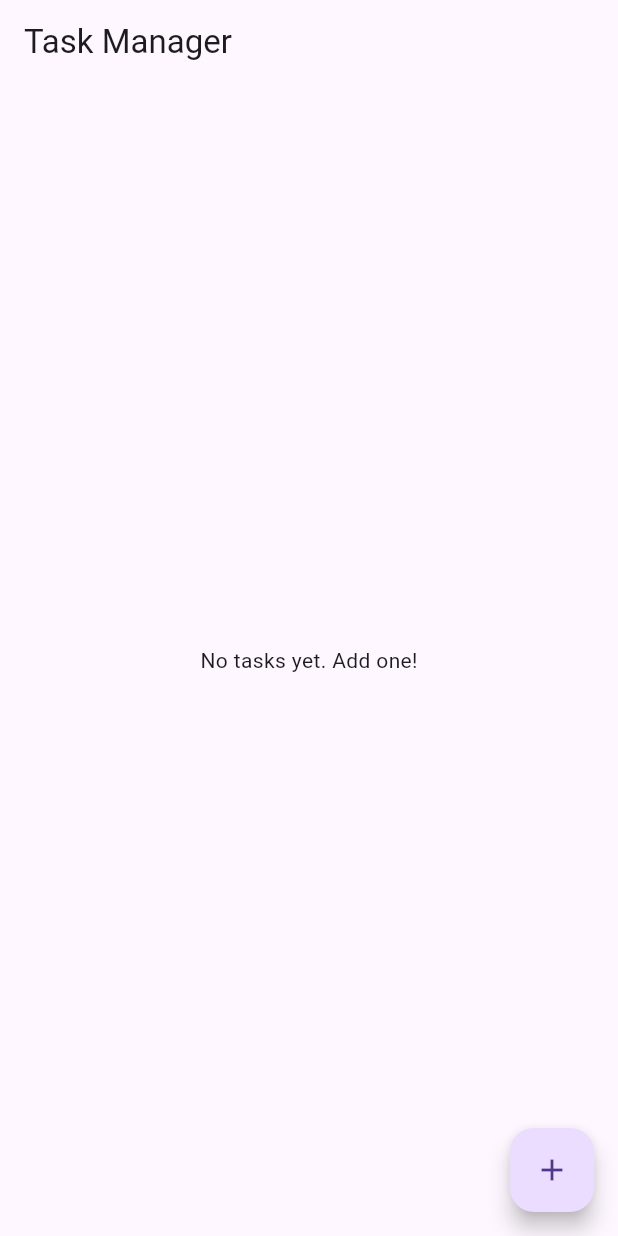
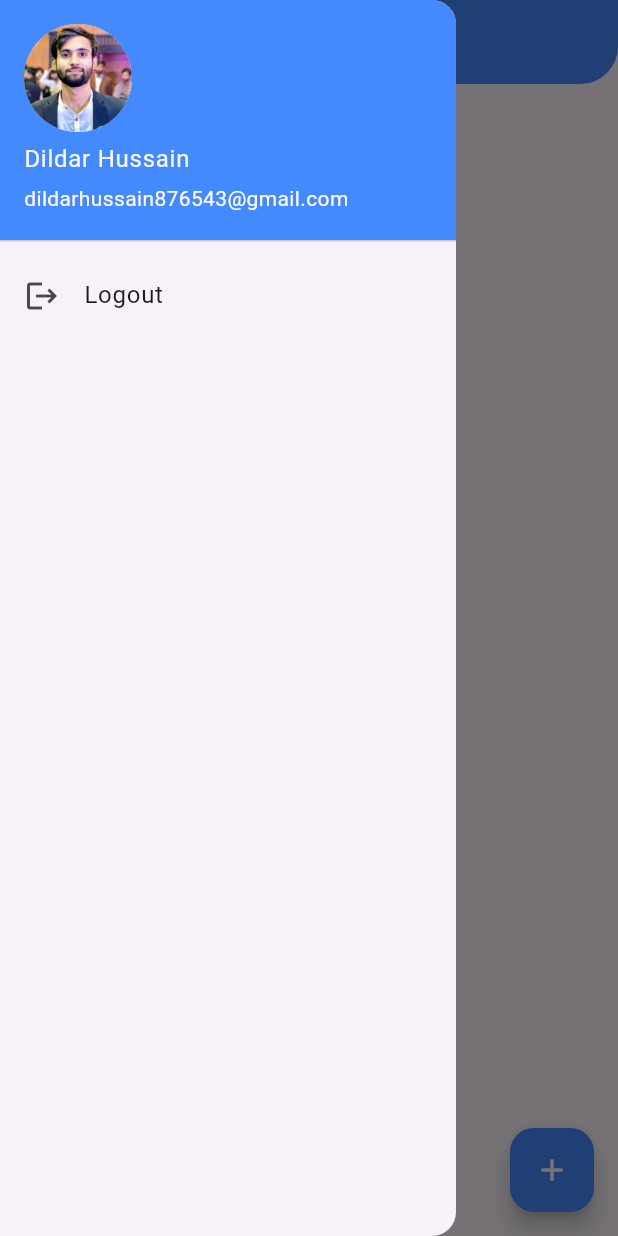
Before and after one commit to dildarhussain77/Task_Management_App, a Flutter app: the HomeScreen screen opened directly, with the side drawer open (before the commit the screen has no drawer), on a phone screen of 412 x 824 dp. Run offline on Flutter 3.47's test engine with Material 3 defaults, Android fonts, the phone set to English and light mode, and no system bars; our stand-ins replace shared_preferences; accounts and stored records are empty.

Commit message:
drawer_widget

```diff
--- a/lib/main.dart
+++ b/lib/main.dart
@@ -1,12 +1,9 @@
 import 'package:flutter/material.dart';
-import 'package:task_management_app/screens/home_screen.dart';
 import 'package:task_management_app/screens/login_screen.dart';
 
 void main() {
   runApp(const MyApp());
 }
-
-
 class MyApp extends StatelessWidget {
   const MyApp({super.key});
   // This widget is the root of your application.
@@ -14,7 +11,7 @@ class MyApp extends StatelessWidget {
   Widget build(BuildContext context) {
     return MaterialApp(
       debugShowCheckedModeBanner: false,
-      home: HomeScreen(),
+      home: LoginScreen(),
     );
   }
 }
--- /dev/null
+++ b/lib/screens/drawer_widget.dart
@@ -0,0 +1,63 @@
+import 'package:flutter/material.dart';
+import 'package:task_management_app/screens/login_screen.dart';
+
+class AppDrawer extends StatelessWidget {
+  @override
+  Widget build(BuildContext context) {
+    return Drawer(
+      child: Column(
+        children: [
+          UserAccountsDrawerHeader(
+            accountName: Text("Dildar Hussain"), // Your Name
+            accountEmail: Text("dildarhussain876543@gmail.com"), // Your Email (Optional)
+            currentAccountPicture: CircleAvatar(
+              backgroundImage: AssetImage("assets/mypic.jpg"), // Your Image
+            ),
+            decoration: BoxDecoration(
+              color: Colors.blueAccent, // Change background color
+            ),
+          ),
+          ListTile(
+            leading: Icon(Icons.logout),
+            title: Text("Logout"),
+            onTap: () {
+               _showLogoutDialog(context);
+            },
+          ),
+        ],
+      ),
+    );
+  }
+
+  // Function to show the confirmation dialog
+  void _showLogoutDialog(BuildContext context) {
+    showDialog(
+      context: context,
+      builder: (BuildContext context) {
+        return AlertDialog(
+          title: Text("Confirm Logout"),
+          content: Text("Are you sure you want to logout?"),
+          actions: [
+            TextButton(
+              onPressed: () {
+                Navigator.of(context).pop(); // Close dialog
+              },
+              child: Text("Cancel"),
+            ),
+            TextButton(
+              onPressed: () {
+                Navigator.of(context).pop(); // Close dialog
+                Navigator.pushReplacement(
+                  context,
+                  MaterialPageRoute(builder: (context) => LoginScreen()),
+                );
+              },
+              child: Text("Yes"),
+            ),
+          ],
+        );
+      },
+    );
+  }
+
+}
--- a/lib/screens/home_screen.dart
+++ b/lib/screens/home_screen.dart
@@ -1,4 +1,5 @@
 import 'package:flutter/material.dart';
+import 'package:task_management_app/screens/drawer_widget.dart';
 import 'package:task_management_app/widget/task_tile.dart';
 import '../models/task_model.dart';
 import '../services/task_service.dart';
@@ -50,22 +51,49 @@ class _HomeScreenState extends State<HomeScreen> {
 
   @override
   Widget build(BuildContext context) {
-    return Scaffold(
+    return SafeArea(
+      child: Scaffold(
         appBar: AppBar(
-        title: const Text('Task Manager'),
+            title: Text("Task Manager", style: TextStyle(color: Colors.white),),
+            backgroundColor: Colors.blueAccent,
+            shape: RoundedRectangleBorder(
+              borderRadius: BorderRadius.vertical(bottom: Radius.circular(25))
             ),
+            leading: Builder(
+              builder: (context) => IconButton(
+                icon: Icon(Icons.menu,color: Colors.white,), // Drawer Icon
+                onPressed: () {
+                  Scaffold.of(context).openDrawer(); // Open Drawer
+                },
+              ),
+            ),
+          ),
+          drawer: AppDrawer(),
         body: tasks.isEmpty
             ? const Center(child: Text('No tasks yet. Add one!'))
             : ListView.builder(
+                padding: const EdgeInsets.all(10), // Add padding around the list
                 itemCount: tasks.length,
                 itemBuilder: (context, index) {
-                return TaskTile(
+                  return Card(
+                    elevation: 4, // Shadow effect
+                    margin: const EdgeInsets.symmetric(vertical: 8, horizontal: 5), // Space between cards
+                    shape: RoundedRectangleBorder(
+                      borderRadius: BorderRadius.circular(15), // Rounded corners
+                      side: BorderSide(color: Colors.blueAccent, width: 1.5), // Border around cards
+                    ),
+                    child: Padding(
+                      padding: const EdgeInsets.symmetric(vertical: 10,),
+                      child: TaskTile(
                         task: tasks[index],
                         onToggle: () => _toggleTask(index),
                         onDelete: () => _deleteTask(index),
+                      ),
+                    ),
                   );
                 },
               ),
+
         floatingActionButton: FloatingActionButton(
           onPressed: () async {
             Navigator.push(
@@ -75,7 +103,10 @@ class _HomeScreenState extends State<HomeScreen> {
               ),
             );
           },
+          backgroundColor: Colors.blueAccent, // Change button background color
+          foregroundColor: Colors.white, // Change icon color
           child: const Icon(Icons.add),
+        ),
       ),
     );
   }
--- a/pubspec.yaml
+++ b/pubspec.yaml
@@ -56,6 +56,7 @@ flutter:
   assets:
 
     - assets/login.png
+    - assets/mypic.jpg
 
   # The following line ensures that the Material Icons font is
   # included with your application, so that you can use the icons in
```
Also changed, not shown: lib/screens/add_task_screen.dart (+19 -2 lines), assets/mypic.jpg (added), 7 other files. Lines whose indentation alone changed are shown as unchanged.
